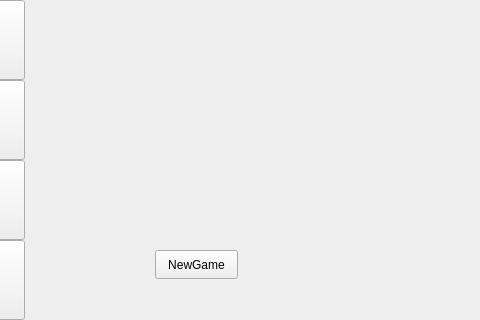
The window that DeepVik/deepvik.ui (VikSolve/DeepVik) describes before a commit, drawn with Qt 5; both pictures show x 715 to 1195 and y 199 to 519 of the 1390 by 851 pixel window.
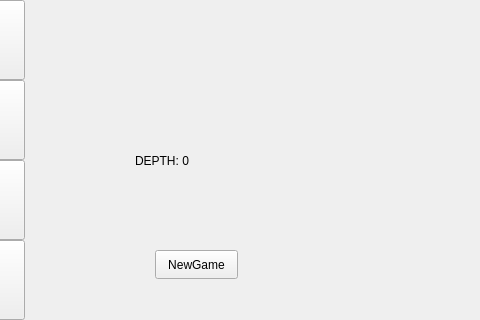
The same window after the commit. Icons and pictures are not drawn.

What changed in the file:
```diff
--- a/DeepVik/deepvik.ui
+++ b/DeepVik/deepvik.ui
@@ -1051,6 +1051,19 @@
      <string>NewGame</string>
     </property>
    </widget>
+   <widget class="QLabel" name="label">
+    <property name="geometry">
+     <rect>
+      <x>850</x>
+      <y>320</y>
+      <width>211</width>
+      <height>41</height>
+     </rect>
+    </property>
+    <property name="text">
+     <string>DEPTH: 0</string>
+    </property>
+   </widget>
   </widget>
   <widget class="QMenuBar" name="menubar">
    <property name="geometry">
```
Left out of the diff: 6 changed lines with no effect on the pictures.
